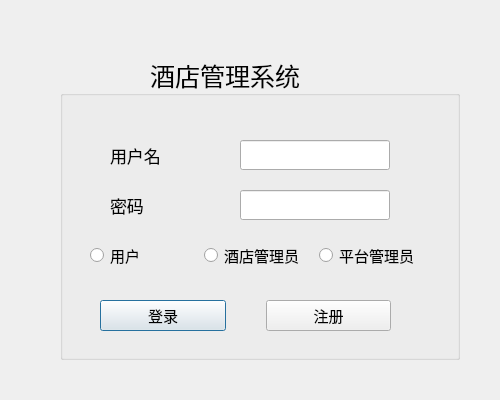
Above: dlg_sign.ui from ziho719/HMS before the change. Below: the same form after it.
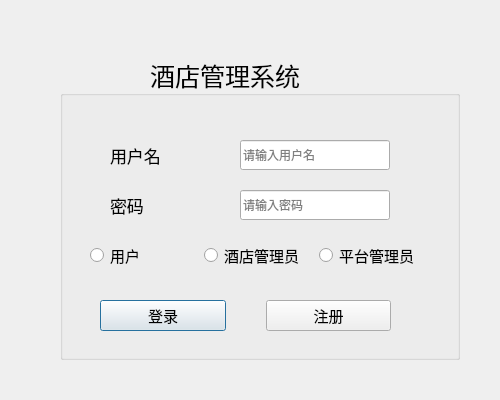
That is the form after the change.

Diff of the .ui file:
```diff
--- a/dlg_sign.ui
+++ b/dlg_sign.ui
@@ -73,6 +73,9 @@
       <height>30</height>
      </rect>
     </property>
+    <property name="placeholderText">
+     <string>请输入用户名</string>
+    </property>
    </widget>
    <widget class="QLabel" name="label_pwd">
     <property name="geometry">
@@ -102,6 +105,15 @@
       <height>30</height>
      </rect>
     </property>
+    <property name="echoMode">
+     <enum>QLineEdit::Password</enum>
+    </property>
+    <property name="placeholderText">
+     <string>请输入密码</string>
+    </property>
+    <property name="clearButtonEnabled">
+     <bool>false</bool>
+    </property>
    </widget>
    <widget class="QWidget" name="verticalLayoutWidget">
     <property name="geometry">
```
